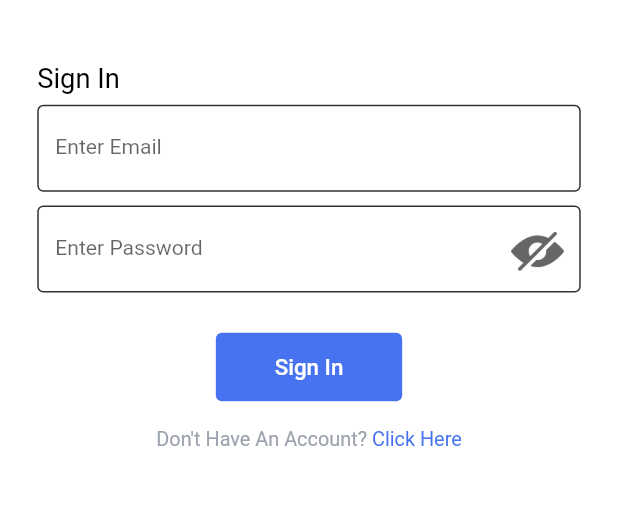
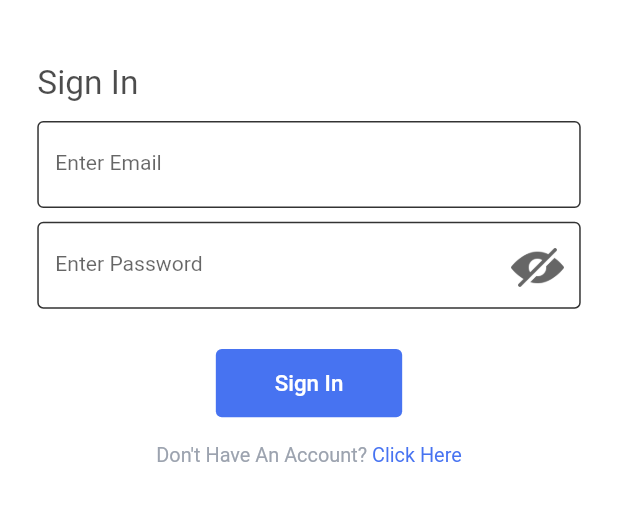
Before and after one commit to Samarth170102/Tic-tac-toe, a Flutter app: the SignIn screen opened directly, on a phone screen of 412 x 824 dp, the part 269-790 px from its top. Run offline on Flutter 3.47's test engine with Material 2 defaults, Android fonts, the phone set to English and light mode, and no system bars; drawn by our look-alikes of velocity_x; our stand-ins replace cached_network_image, cloud_firestore, firebase_auth, firebase_core, firebase_storage, flutter_cache_manager and 8 more; missing offline and left inert: cloud_firestore_web, firebase_auth_web, firebase_core_web, firebase_storage_web, image_picker_for_web; accounts and stored records are empty.

Commit message:
Final Project

```diff
--- a/lib/AuthScreens/sign_in.dart
+++ b/lib/AuthScreens/sign_in.dart
@@ -53,13 +53,13 @@ class _SignInState extends State<SignIn> {
                       child: Text(
                         "Sign In",
                         style: TextStyle(
-                            color: Vx.black,
-                            fontSize: 2.2112 * height,
+                            color: Vx.black.withOpacity(0.7),
+                            fontSize: 2.7112 * height,
                             fontWeight: FontWeight.w400),
                       ),
                     ),
                     SizedBox(
-                      height: 0.9046 * height,
+                      height: 1.6046 * height,
                     ),
                     TextFormField(
                       cursorColor: Vx.black,
@@ -125,8 +125,7 @@ class _SignInState extends State<SignIn> {
                             dynamic result = await _authService
                                 .signInWithEmailAndPassword(email, password);
                             Future.delayed(Duration(seconds: 3));
-                            if (result == null) {
-                            }
+                            if (result == null) {}
                           } catch (e) {
                             setState(() {
                               loading = false;
--- a/lib/AuthScreens/sign_up.dart
+++ b/lib/AuthScreens/sign_up.dart
@@ -76,12 +76,12 @@ class _SignUpState extends State<SignUp> {
                         "Sign Up",
                         style: TextStyle(
                             color: Vx.black.withOpacity(0.7),
-                            fontSize: 2.2112 * height,
+                            fontSize: 2.7112 * height,
                             fontWeight: FontWeight.w400),
                       ),
                     ),
                     SizedBox(
-                      height: 0.9046 * height,
+                      height: 1.6046 * height,
                     ),
                     TextFormField(
                       cursorColor: Vx.black,
```
